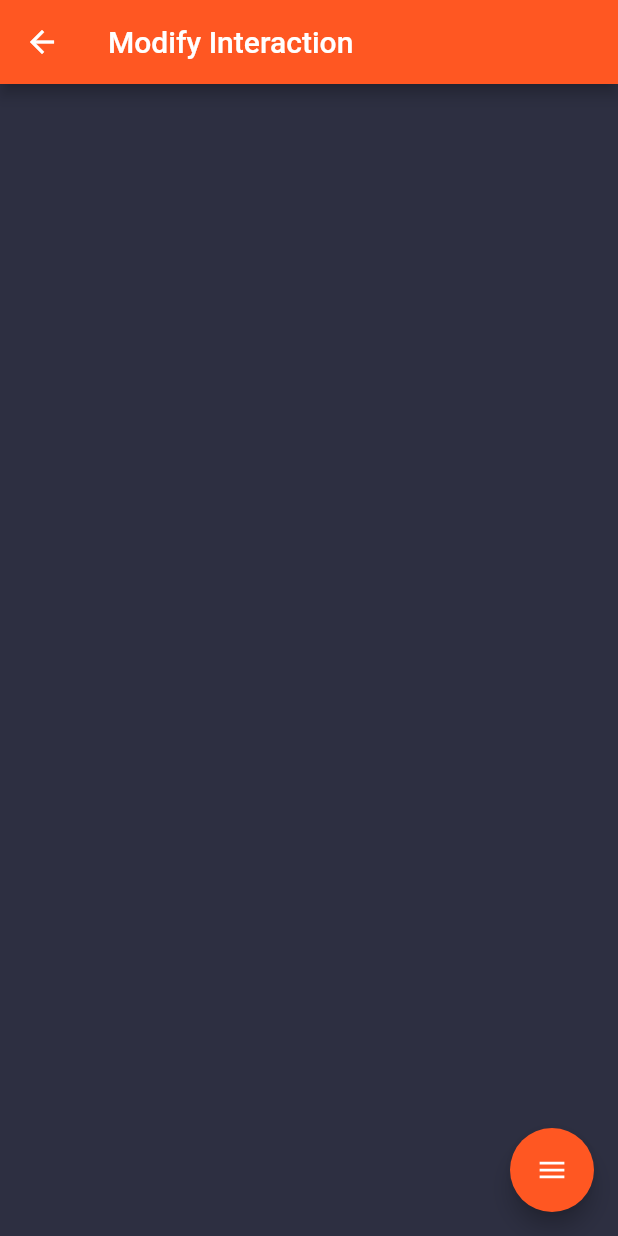
After one commit to tanzil114/playwithme, a Flutter app: the ModifyInteractionScreen screen opened directly, on a phone screen of 412 x 824 dp. The commit adds this screen. Run offline on Flutter 3.47's test engine with Material 2 defaults, Android fonts, the phone set to English and light mode, and no system bars; drawn by our look-alikes of flutter_speed_dial; our stand-ins replace flushbar, flutter_colorpicker.

Commit message:
Added modify interaction

```diff
--- /dev/null
+++ b/lib/src/screens/modify_interaction_screen.dart
@@ -0,0 +1,113 @@
+import 'dart:math';
+
+import 'package:flutter/material.dart';
+import 'package:flutter_speed_dial/flutter_speed_dial.dart';
+import 'package:playwithme/src/constants/app_config.dart';
+import 'package:playwithme/src/helper/helper.dart';
+
+import '../object_painter.dart';
+
+class ModifyInteractionScreen extends StatefulWidget {
+  final List<Offset> objectPoints;
+  const ModifyInteractionScreen({Key key, this.objectPoints}) : super(key: key);
+  @override
+  _ModifyInteractionScreenState createState() =>
+      _ModifyInteractionScreenState();
+}
+
+class _ModifyInteractionScreenState extends State<ModifyInteractionScreen> {
+  List<Offset> currentObjectPoints;
+  bool _removed = false;
+  bool _added = false;
+  final _random = new Random();
+
+  final _appBar = AppBar(
+    title: Text('Modify Interaction'),
+  );
+
+  @override
+  Widget build(BuildContext context) {
+    return Scaffold(
+      appBar: _appBar,
+      floatingActionButton: SpeedDial(
+        marginRight: 18,
+        marginBottom: 60,
+        animatedIcon: AnimatedIcons.menu_close,
+        animatedIconTheme: IconThemeData(size: 22.0),
+        shape: CircleBorder(),
+        children: [
+          SpeedDialChild(
+            child: Icon(Icons.arrow_back),
+            backgroundColor: Colors.red,
+            label: 'Back',
+            labelStyle: TextStyle(fontSize: 18.0),
+            onTap: () => Navigator.pop(context),
+          ),
+          SpeedDialChild(
+            child: Icon(Icons.add),
+            backgroundColor: Colors.red,
+            label: 'Add',
+            labelStyle: TextStyle(fontSize: 18.0),
+            onTap: () {
+              setState(() {
+                if (!_added && !_removed) {
+                  currentObjectPoints =
+                      widget.objectPoints.map((e) => e).toList();
+                }
+                _added = true;
+                currentObjectPoints.add(Offset(
+                    next(0, MediaQuery.of(context).size.width),
+                    next(0, MediaQuery.of(context).size.height)));
+              });
+            },
+          ),
+          SpeedDialChild(
+            child: Icon(Icons.remove),
+            backgroundColor: Colors.red,
+            label: 'Remove',
+            labelStyle: TextStyle(fontSize: 18.0),
+            onTap: () {
+              setState(() {
+                if (!_added && !_removed) {
+                  currentObjectPoints =
+                      widget.objectPoints.map((e) => e).toList();
+                }
+                _removed = true;
+                if (currentObjectPoints.length > 3) {
+                  currentObjectPoints.removeLast();
+                } else {
+                  Helper.showFlushbar(context, 'Not enought points!');
+                }
+              });
+            },
+          ),
+          SpeedDialChild(
+            child: Icon(Icons.info),
+            backgroundColor: Colors.red,
+            label: 'Info',
+            labelStyle: TextStyle(fontSize: 18.0),
+            onTap: () => Helper.showAlertDialog(context, 'Modify Interaction',
+                'Add random or Remove last element of the object by selecting Add or Remove button from options'),
+          ),
+        ],
+      ),
+      body: GestureDetector(
+        child: Container(
+          color: AppConfig.backgroundColor,
+          child: CustomPaint(
+            painter: ObjectPainter(
+              objectPoints: _added || _removed
+                  ? currentObjectPoints
+                  : widget.objectPoints,
+              shouldJoinPoints: true,
+            ),
+            child: Container(),
+          ),
+        ),
+      ),
+    );
+  }
+
+  double next(double min, double max) =>
+      (min + _random.nextInt(max.toInt() - min.toInt())).toDouble();
+}
```
Also changed, not shown: lib/src/screens/home_screen.dart (+16 -0 lines).
